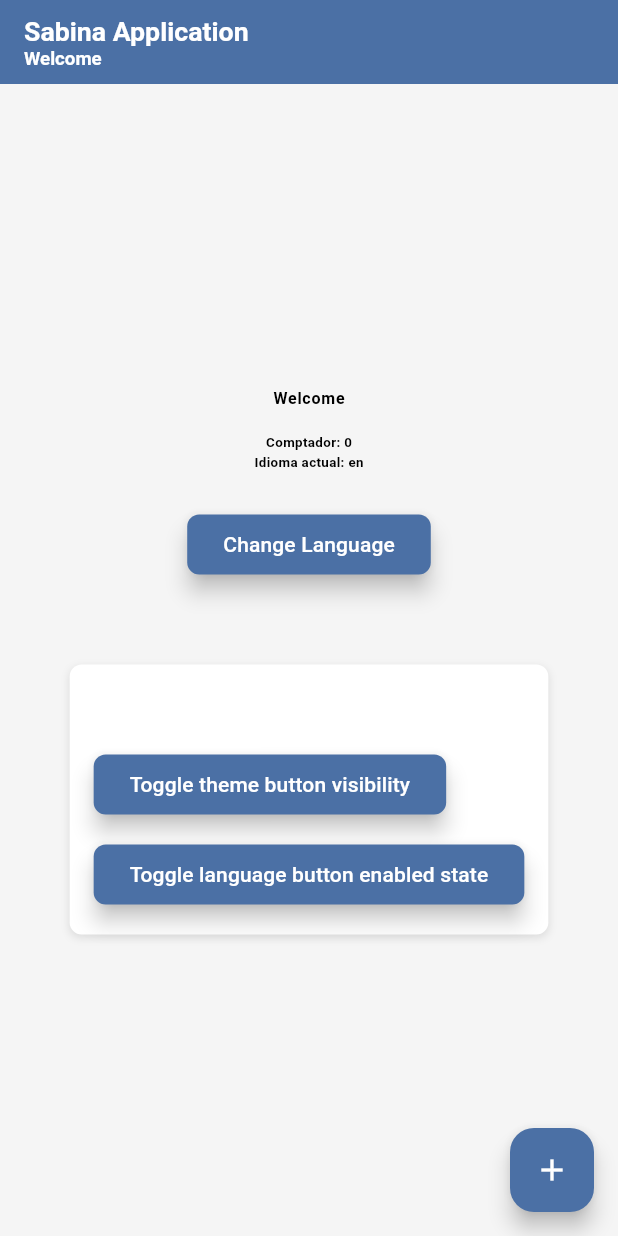
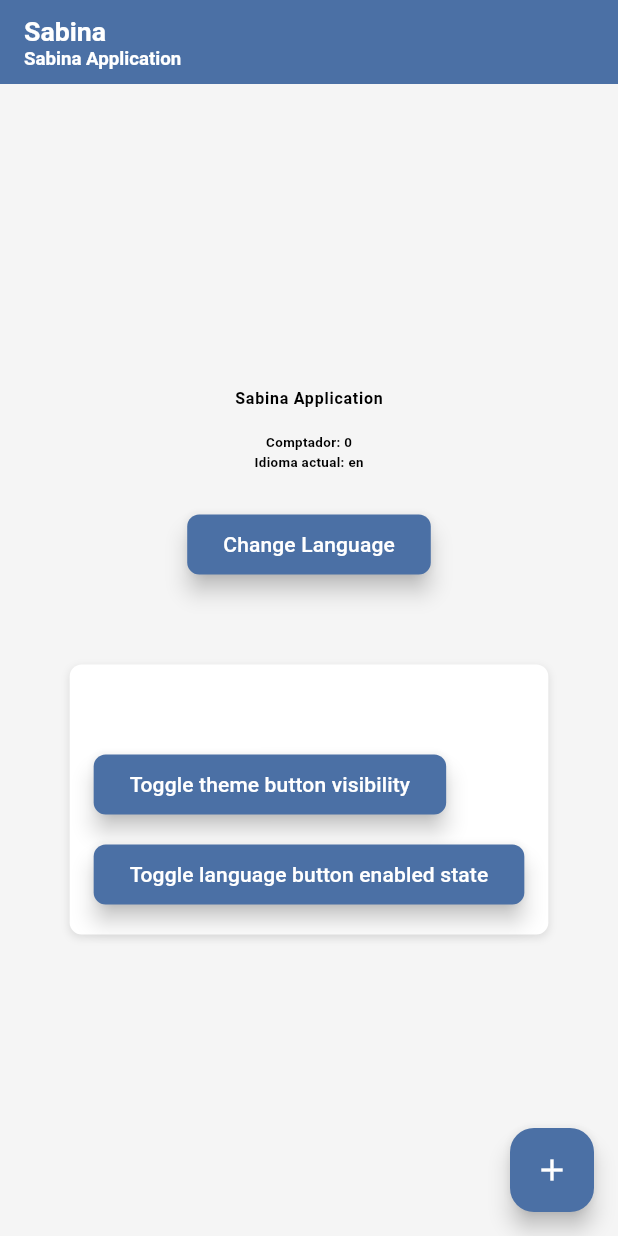
Before and after one commit to Jibort/ld_wbench5, a Flutter app: the screen it shows after launch, after a tap on "Toggle theme button visibility", on a phone screen of 412 x 824 dp. Run offline on Flutter 3.47's test engine with Material 3 defaults, Android fonts, the phone set to English and light mode, and no system bars; our stand-ins replace flutter_screenutil.

Commit message:
Teceres proves de canvi d'idioma, visibilitat, focus i disponibilidad de Widgets (3).

```diff
--- /dev/null
+++ b/lib/core/L10n/string_tx.dart
@@ -0,0 +1,70 @@
+// lib/core/L10n/string_tx.dart
+// Classe que actua o bé com a clau de traducció de texts o bé com un text literal.
+// Created: 2025/05/04 dg. CLA[JIQ]
+
+import 'package:ld_wbench5/services/L.dart';
+import 'package:ld_wbench5/ui/ui_consts.dart';
+
+/// Classe que actua o bé com a clau de traducció de texts o bé com un text literal.
+class StringTx {
+  /// Clau de traducció (si és null, es considera text literal)
+  String? _key;
+
+  /// Text literal (si _key no és null, aquest s'ignora)
+  String? _text;
+
+  /// Crea un text (literal o clau) a partir d'una cadena de text.
+  StringTx(String? pStr) {
+    if (pStr == null || !(pStr.startsWith(r"##") && !pStr.startsWith(r"###"))) {
+      _key = null;
+      _text = pStr;
+    } else {
+      _key = pStr;
+      _text = null;
+    }
+  }
+
+  /// Indica si el text és traduïble
+  bool get isTranslatable => _key != null;
+
+  /// Indica si el text és nul.
+  bool get isNull => _key == null && _text == null;
+
+  /// Retorna la clau de traducció (o null si és literal)
+  String? get key => _key;
+
+  /// Retorna el text literal (o null si és traduïble)
+  String? get literalText => _text;
+
+  /// Retorna el text traduït o literal segons correspongui
+  String? get text => isTranslatable ? L.tx(_key!) : _text;
+
+  /// Permet reestablir els valors segons les necessitats.
+  void set(String? pText) {
+    if (pText != null && pText.startsWith(r"##") && !pText.startsWith(r"###")) {
+      _key  = pText;
+      _text = null;
+    } else {
+      _text = pText;
+      _key  = null;
+    }
+  }
+
+  /// Crea una representació en string
+  @override
+  String toString() => text ?? errInText;
+
+  /// Funció d'igualtat
+  @override
+  bool operator ==(Object other) {
+    if (identical(this, other)) return true;
+    if (other is! StringTx) return false;
+
+    return (isTranslatable && other.isTranslatable && _key == other._key) ||
+           (!isTranslatable && !other.isTranslatable && _text == other._text);
+  }
+
+  /// Funció de hash
+  @override
+  int get hashCode => isTranslatable ? _key.hashCode : _text.hashCode;
+}
--- a/lib/core/event_bus/ld_event.dart
+++ b/lib/core/event_bus/ld_event.dart
@@ -54,8 +54,13 @@ class LdEvent {
   });
 
   /// Comprova si aquest event està dirigit a un tag específic
-  bool isTargetedAt(String tag)
-  => (tgtTags == null || tgtTags!.isEmpty || tgtTags!.contains(tag));
+  bool isTargetedAt(String tag) =>
+    // Events globals que sempre s'han de processar
+    (eType == EventType.languageChanged ||
+    eType == EventType.themeChanged ||
+    eType == EventType.rebuildUI) ||
+    // O bé events específics per aquest tag
+    (tgtTags == null || tgtTags!.isEmpty || tgtTags!.contains(tag));
 
   @override
   String toString() => 'LdEvent(type: ${eType.name}[${eType.idx}], source: $srcTag, targets: $tgtTags, data: $eData)';
--- a/lib/core/ld_page/ld_page_ctrl.dart
+++ b/lib/core/ld_page/ld_page_ctrl.dart
@@ -49,7 +49,11 @@ implements LdLifecycleIntf, LdModelObserverIntf {
 
   /// Processa un event rebut
   void _handleEvent(LdEvent event) {
-    if (event.isTargetedAt(tag)) {
+    // Eliminar el filtratge per tag en events globals importants
+    if (event.eType == EventType.languageChanged ||
+        event.eType == EventType.themeChanged ||
+        event.eType == EventType.rebuildUI ||
+        event.isTargetedAt(tag)) {
       Debug.info("$tag: Processant event ${event.eType.name}");
       onEvent(event);
     }
--- a/lib/core/ld_page/ld_page_model.dart
+++ b/lib/core/ld_page/ld_page_model.dart
@@ -19,7 +19,5 @@ extends  LdModelAbs {
   set cPage(T pPage) => _page.set(pPage);
 
   /// Constructor ---------------------
-  LdPageModelAbs({ required T pPage }) {
-    cPage = pPage;
-  }
+  LdPageModelAbs({ required T pPage }) { cPage = pPage; }
 }
--- a/lib/services/L.dart
+++ b/lib/services/L.dart
@@ -7,6 +7,7 @@ import 'package:ld_wbench5/core/event_bus/ld_event.dart';
 import 'package:ld_wbench5/core/ld_taggable_mixin.dart';
 import 'package:ld_wbench5/core/event_bus/event_bus.dart';
 import 'package:ld_wbench5/core/map_fields.dart';
+import 'package:ld_wbench5/ui/ui_consts.dart';
 import 'package:ld_wbench5/utils/map_extensions.dart';
 import 'package:ld_wbench5/utils/debug.dart';
 
@@ -14,13 +15,13 @@ import 'package:ld_wbench5/utils/debug.dart';
 class L
 with  LdTaggableMixin {
   /// Constants de les claus de text
-  static const String sSabina = "sSabina";
-  static const String sAppSabina = "sAppSabina";
-  static const String sWelcome = "sWelcome";
-  static const String sChangeLanguage = "sChangeLanguage";
-  static const String sChangeTheme = "sChangeTheme";
-  static const String sToggleThemeButtonVisibility = "sToggleThemeButtonVisibility";
-  static const String sToggleLanguageButtonEnabled = "sToggleLanguageButtonEnabled";
+  static const String sSabina = "##sSabina";
+  static const String sAppSabina = "##sAppSabina";
+  static const String sWelcome = "##sWelcome";
+  static const String sChangeLanguage = "##sChangeLanguage";
+  static const String sChangeTheme = "##sChangeTheme";
+  static const String sToggleThemeButtonVisibility = "##sToggleThemeButtonVisibility";
+  static const String sToggleLanguageButtonEnabled = "##sToggleLanguageButtonEnabled";
 
   /// Instància singleton
   static final L _inst = L._();
@@ -129,11 +130,13 @@ with  LdTaggableMixin {
   }
 
   /// Obté la traducció d'una clau
-  static String tx(String key) {
-    Locale locale = getCurrentLocale();
-    Dictionary? dictionary = s._dictionaries[locale.languageCode];
-    return dictionary?.getOr(key, '!?') ?? '!?';
-  }
+static String tx(String key) {
+  Locale locale = getCurrentLocale();
+  Dictionary? dictionary = s._dictionaries[locale.languageCode];
+  String translation = dictionary?.getOr(key, errInText) ?? errInText;
+  Debug.info("L.tx: Traducció de '$key' a '${locale.languageCode}': '$translation'");
+  return translation;
+}
 
   /// Alternativa l'idioma entre català i espanyol
   static void toggleLanguage() {
--- a/lib/ui/app/sabina_app_ctrl.dart
+++ b/lib/ui/app/sabina_app_ctrl.dart
@@ -113,7 +113,7 @@ with    WidgetsBindingObserver {
         _themeMode = ThemeService.s.themeMode;
 
         final app = MaterialApp(
-          title: L.sSabina.tx, // Asegurarnos de que siempre use la función tx
+          title: L.sSabina.tx, // Utilitzem la funció tx per a totes les traduccions
           debugShowCheckedModeBanner: false,
           theme: ThemeService.s.lightTheme,
           darkTheme: ThemeService.s.darkTheme,
@@ -121,13 +121,18 @@ with    WidgetsBindingObserver {
           home: child ?? TestPage(),
         );
 
-        // Reiniciamos el flag después de construir la UI
+        // Reiniciar el flag només després que hagi passat un temps adequat
         if (_languageChanged) {
-          // Usar un post-frame callback para asegurar que el flag se reinicie después de la reconstrucción
+          // Incrementar el delay per assegurar que la UI es reconstrueix completament
           WidgetsBinding.instance.addPostFrameCallback((_) {
-            setState(() {
-              _languageChanged = false;
-              Debug.info("SabinaApp: Flag de canvi d'idioma reiniciat després de la reconstrucció");
+            // Utilitzar un timer per donar més temps
+            Future.delayed(const Duration(milliseconds: 500), () {
+              if (mounted) {
+                setState(() {
+                  _languageChanged = false;
+                  Debug.info("SabinaApp: Flag de canvi d'idioma reiniciat després de la reconstrucció");
+                });
+              }
             });
           });
         }
--- a/lib/ui/pages/test_page/test_page.dart
+++ b/lib/ui/pages/test_page/test_page.dart
@@ -5,21 +5,19 @@
 
 import 'test_page_model.dart';
 import 'package:ld_wbench5/core/ld_page/ld_page_abs.dart';
-import 'package:ld_wbench5/services/L.dart';
 import 'package:ld_wbench5/ui/pages/test_page/test_page_ctrl.dart';
 
 export 'test_page_ctrl.dart';
 export 'test_page_model.dart';
 
 /// Pàgina de prova que mostra la nova arquitectura simplificada
-class   TestPage
-extends LdPageAbs {
+class TestPage extends LdPageAbs {
   /// Constructor
   TestPage({super.key})
   : super(pTag: 'TestPage')
   { vCtrl = TestPageCtrl(pPage: this);
-    vModel = TestPageModel(pPage: this, pTitle: L.sAppSabina.tx, pSubTitle: L.sWelcome.tx);
-    // JAB_Q: És suficient amb la crida des del controlador TestPageCtrl?
-    // vModel.attachObserver(vCtrl);
+
+    // En comptes de passar les traduccions aquí, deixem que el model les obtingui directament
+    vModel = TestPageModel(pPage: this);
   }
 }
--- a/lib/ui/pages/test_page/test_page_ctrl.dart
+++ b/lib/ui/pages/test_page/test_page_ctrl.dart
@@ -76,6 +76,7 @@ extends LdPageCtrl<TestPage> {
         });
       }
     }
+
     // Manejamos rebuildUI por separado
     else if (event.eType == EventType.rebuildUI) {
       if (mounted) {
@@ -200,7 +201,7 @@ extends LdPageCtrl<TestPage> {
       appBar: PreferredSize(
         preferredSize: const Size.fromHeight(kToolbarHeight),
         child: LdAppBar(
-          pTitle: model.title,
+          pTitle:    model.title,
           pSubTitle: model.subTitle,
         ),
       ),
--- a/lib/ui/pages/test_page/test_page_model.dart
+++ b/lib/ui/pages/test_page/test_page_model.dart
@@ -2,14 +2,14 @@
 // Model de dades per a la pàgina de prova
 // Created: 2025/04/29 dt. CLA[JIQ]
 
+import 'package:ld_wbench5/core/L10n/string_tx.dart';
 import 'package:ld_wbench5/core/ld_page/ld_page_abs.dart';
 import 'package:ld_wbench5/core/map_fields.dart';
 import 'package:ld_wbench5/services/L.dart';
 import 'package:ld_wbench5/ui/pages/test_page/test_page.dart';
-import 'package:ld_wbench5/ui/ui_consts.dart';
 import 'package:ld_wbench5/utils/debug.dart';
-import 'package:ld_wbench5/utils/full_set.dart';
 import 'package:ld_wbench5/utils/map_extensions.dart';
+import 'package:ld_wbench5/utils/str_full_set.dart';
 
 /// Model de dades per a la pàgina de prova
 class   TestPageModel
@@ -18,57 +18,62 @@ extends LdPageModelAbs {
   TestPageCtrl get ctrl => cPage.vCtrl as TestPageCtrl;
 
   /// Títol de la pàgina.
-  final FullSet<String> _title = FullSet<String>();
+  final StrFullSet _title = StrFullSet();
 
   /// Subtítol de la pàgina
-  final FullSet<String?> _subTitle = FullSet<String?>();
+  final StrFullSet _subTitle = StrFullSet();
 
   /// Comptador de proves
   int _counter = 0;
 
   /// CONSTRUCTORS --------------------
-  TestPageModel({ required super.pPage, required String? pTitle, String? pSubTitle }) {
+  TestPageModel({ required super.pPage }) {
     tag = className;
-    _initializeValues(pTitle, pSubTitle);
+    updateTexts(); // Carreguem els textos directament des del constructor
   }
 
-  /// Inicialitza els valors del model
-  void _initializeValues(String? pTitle, String? pSubTitle) {
-    _title.set(pTitle ?? L.sSabina.tx);
-    _subTitle.set(pSubTitle ?? L.sAppSabina.tx);
-    _counter = 0;
-    Debug.info("$tag: Model inicialitzat amb títol '$title', subtítol '$subTitle' i comptador $counter");
+  /// Actualitza els textos segons l'idioma actual
+  void updateTexts() {
+    _title.t = L.sSabina;
+    _subTitle.t = L.sAppSabina;
+    Debug.info("$tag: Textos actualitzats amb l'idioma actual: ${L.getCurrentLocale().languageCode}");
   }
 
   // GETTERS/SETTERS ------------------
   /// Obté el títol de la pàgina
-  String get title => _title.get() ?? errInText;
+  String get title => _title.t!;
 
   /// Estableix el títol de la pàgina
-  set title(String value) {
-    if (_title.get() != value) {
+  set title(String pTitle) {
+    if (_title.t != pTitle) {
       notifyListeners(() {
-        _title.set(value);
+        _title.t = pTitle;
         Debug.info("$tag: Títol actualitzat a '$_title'");
       });
     }
   }
 
   /// Obté el subtítol de la pàgina
-  String? get subTitle => _subTitle.get();
+  String? get subTitle => _subTitle.t;
 
   /// Estableix el subtítol de la pàgina
-  set subTitle(String? value) {
-    if (_subTitle.get() != value) {
+  set subTitle(String? pSubTitle) {
+    if (_subTitle.t != pSubTitle) {
       notifyListeners(() {
-        _subTitle.set(value);
+        _subTitle.t = pSubTitle;
+        Debug.info("$tag: Títol actualitzat a '$_title'");
+      });
+    }
+    if (_subTitle.t != pSubTitle) {
+      notifyListeners(() {
+        _subTitle.t = pSubTitle;
         Debug.info("$tag: Subtítol actualitzat a '$subTitle'");
       });
     }
   }
 
   /// Estableix el títol i el subtítol de la pàgina.
-  setTitles({ required String pTitle, String? pSubTitle }) {
+  setTitles({ required StringTx pTitle, StringTx? pSubTitle }) {
     if (_subTitle.get() != pSubTitle) {
       notifyListeners(() {
         _title.set(pTitle);
@@ -88,18 +93,6 @@ extends LdPageModelAbs {
       _counter++;
       Debug.info("$tag: Comptador incrementat a $_counter");
     });
-  }
-
-  /// Actualitza els textos segons l'idioma actual
-  void updateTexts() {
-    notifyListeners(() {
-    // Actualizar todos los textos que provienen de las traducciones
-    title = L.sSabina.tx;
-    subTitle = L.sAppSabina.tx;
-    // Nota: los textos de los botones se recuperan directamente en la construcción
-    // de los widgets usando L.tx(), por lo que no necesitan ser actualizados aquí
-    Debug.info("$tag: Textos actualitzats amb l'idioma actual: ${L.getCurrentLocale().languageCode}");
-  });
   }
 
   // 'LdPageModelAbs' -----------------
@@ -124,8 +117,7 @@ extends LdPageModelAbs {
     return map;
   }
 
-  @override
-  getField({required String pKey, bool pCouldBeNull = true, String? pErrorMsg})
+  @override getField({required String pKey, bool pCouldBeNull = true, String? pErrorMsg})
   => (pKey == mfTitle)
     ? title
     : (pKey == mfSubTitle)
@@ -134,12 +126,11 @@ extends LdPageModelAbs {
           ? counter
           : super.getField(pKey: pKey, pCouldBeNull: pCouldBeNull, pErrorMsg: pErrorMsg);
 
-  @override
-  void setField({required String pKey, dynamic pValue, bool pCouldBeNull = true, String? pErrorMsg})
-  => (pKey == mfTitle && pValue is String)
-    ? title = pValue
-    : (pKey == mfSubTitle && pValue is String?)
-      ? subTitle = pValue
+  @override setField({required String pKey, dynamic pValue, bool pCouldBeNull = true, String? pErrorMsg})
+  => (pKey == mfTitle && pValue is StringTx)
+    ? _title.t = pValue.text
+    : (pKey == mfSubTitle && pValue is StringTx?)
+      ? _subTitle.t = pValue?.text
       : (pKey == mfCounter && pValue is int)
           ? _counter = pValue
           : super.setField(pKey: pKey, pValue: pValue, pCouldBeNull: pCouldBeNull, pErrorMsg: pErrorMsg);
--- a/lib/ui/widgets/ld_button/ld_button_model.dart
+++ b/lib/ui/widgets/ld_button/ld_button_model.dart
@@ -10,14 +10,15 @@ import 'package:ld_wbench5/core/map_fields.dart';
 import 'package:ld_wbench5/ui/widgets/ld_button/ld_button.dart';
 import 'package:ld_wbench5/utils/full_set.dart';
 import 'package:ld_wbench5/utils/map_extensions.dart';
+import 'package:ld_wbench5/utils/str_full_set.dart';
 
 class   LdButtonModel
 extends LdWidgetModelAbs<LdButton> {
   /// Text del botó.
-  final FullSet<String?> _text = FullSet<String?>();
+  final StrFullSet _text = StrFullSet();
   /// Retorna el text del botó.
-  String? get text => _text.get();
-  set text(String? value)  => notifyListeners(() { _text.set(value); });
+  String? get text => _text.t;
+  set text(String? value)  => notifyListeners(() { _text.t = value ?? ""; });
 
   /// Icona del botó.
   final FullSet<IconData?> _iconData = FullSet<IconData?>();
--- a/lib/utils/full_set.dart
+++ b/lib/utils/full_set.dart
@@ -3,9 +3,13 @@
 // Created: 2025/04/07 dl. JIQ
 
 // Eina que assegura que la instància que acull sempre es pot modificar.
+import 'package:flutter/material.dart';
+import 'package:ld_wbench5/core/L10n/string_tx.dart';
+
 class FullSet<T> {
   // 🧩 MEMBRES ------------------------
   T? _inst;
+  @protected T? get i => get(pError: "Error en recuperació de FullSet.StringTx!", pCouldBeNull: _isNullable);
   bool _isSet      = false;
   bool _isNullable = true;
 
@@ -14,11 +18,11 @@ class FullSet<T> {
     assert(pInst != null || pIsNullable, "No es pot crear aquesta instància FullSet amb null!");
     _inst = pInst;
     _isNullable = pIsNullable;
-    _isSet = (_inst != null);
+    _isSet = (_inst != null && pInst !is StringTx);
   }
 
   // 🪟 GETTERS I SETTERS --------------
-  bool get isSet => _isSet;
+  bool get isSet      => _isSet;
   bool get isNullable => _isNullable;
 
   T? get({ String? pError, pCouldBeNull = true }) {
--- a/lib/utils/once_set.dart
+++ b/lib/utils/once_set.dart
@@ -1,12 +1,18 @@
 // once_set.dart
 // Eina que assegura que la instància que acull només s'inicia un cop.
 // Created: 2025/04/07 dl. JIQ
+
+
+
+import 'package:flutter/material.dart';
+import 'package:ld_wbench5/core/L10n/string_tx.dart';
 
 /// Eina que assegura que la instància que acull només s'inicia un cop
 /// independentment si s'inicialitza com a nul.
 class OnceSet<T> {
   // 🧩 MEMBRES ------------------------
   T? _inst;
+  @protected T? get i => get(pError: "Error en recuperació de OnceSet.StringTx!", pCouldBeNull: _isNullable);
   bool _isSet      = false;
   bool _isNullable = true;
 
@@ -15,11 +21,11 @@ class OnceSet<T> {
     assert(pInst != null || pIsNullable, "No es pot crear aquesta instància OnceSetSet amb null!");
     _inst = pInst;
     _isNullable = pIsNullable;
-    _isSet = (_inst != null);
+    _isSet = (_inst != null && pInst !is StringTx);
   }
 
   // 🪟 GETTERS I SETTERS --------------
-  bool get isSet => _isSet;
+  bool get isSet      => _isSet;
   bool get isNullable => _isNullable;
 
   T? get({ String? pError, pCouldBeNull = true }) {
--- /dev/null
+++ b/lib/utils/str_full_set.dart
@@ -0,0 +1,20 @@
+// lib/utils/str_full_set.dart
+// Extensió de 'FullSet' per a especialitzar-se en tipus StringTx.
+// Created: 2025/05/04 dg. JIQ
+
+import 'package:ld_wbench5/core/L10n/string_tx.dart';
+import 'package:ld_wbench5/utils/full_set.dart';
+
+/// Extensió de 'OnceSet' per a especialitzar-se en tipus StringTx.
+class StrFullSet
+extends FullSet<StringTx> {
+  /// Constructors.
+  StrFullSet({ String? pStr, super.pIsNullable })
+  : super(pInst: StringTx(pStr));
+
+  /// Retorna el text de la instància.
+  String? get t => i!.text;
+
+  /// Estableix el text de la instància.
+  set t(String? pText) => i!.set(pText);
+}
```
Also changed, not shown: lib/core/ld_widget/ld_widget_ctrl_abs.dart (+10 -5 lines), lib/utils/str_once_set.dart (added, +20 -0 lines).
